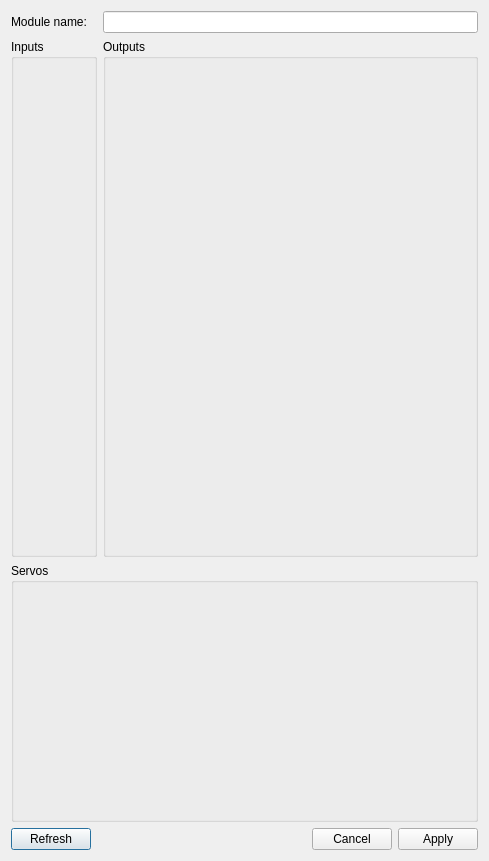
Old version of the form ui/modules/mtbunisconfig.ui in the repository kmzbrnoI/mtb-config-tool.
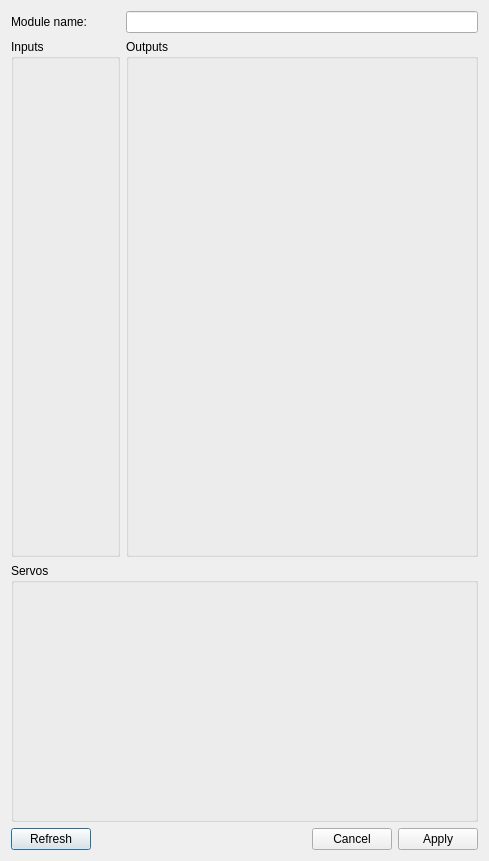
New version of the form.

Commit message: UNIS: config: make input delay resizable.

```diff
--- a/ui/modules/mtbunisconfig.ui
+++ b/ui/modules/mtbunisconfig.ui
@@ -13,7 +13,7 @@
   <property name="windowTitle">
    <string notr="true">Dialog</string>
   </property>
-  <layout class="QGridLayout" name="gridLayout" rowstretch="1,2,1,1" columnstretch="0,0,0">
+  <layout class="QGridLayout" name="gridLayout" rowstretch="1,2,1,1" columnstretch="1,1,15">
    <item row="0" column="0">
     <widget class="QLabel" name="label">
      <property name="text">
```
